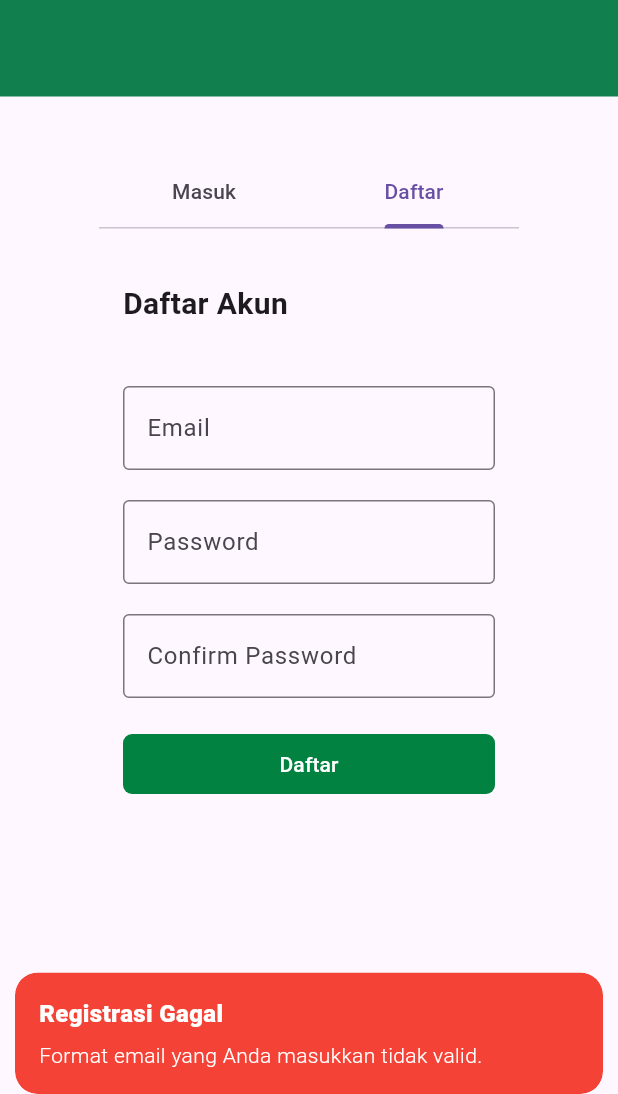
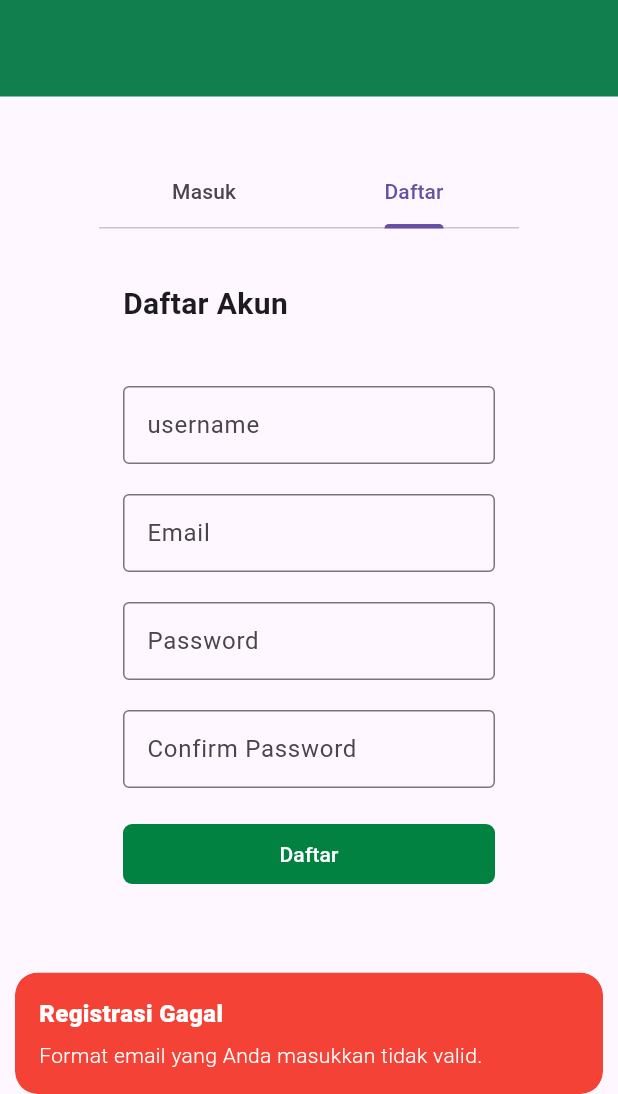
Before and after one commit to imdito/Kripto-App-Vault, a Flutter app: the screen it shows after launch, tab 2 chosen, after a tap on "Daftar", on a phone screen of 412 x 824 dp, the part 142-1236 px from its top. Run offline on Flutter 3.47's test engine with Material 3 defaults, Android fonts, the phone set to English and light mode, and no system bars; our stand-ins replace flutter_dotenv, get.

Commit message:
login Register finish

```diff
--- a/lib/LoginRegister/login_register_view.dart
+++ b/lib/LoginRegister/login_register_view.dart
@@ -8,6 +8,7 @@ class Registerview extends StatelessWidget {
   final loginpasswordC = TextEditingController();
   final regispasswordC = TextEditingController();
   final regisconfirmPasswordC = TextEditingController();
+  final regisusernameC = TextEditingController();
   final controller = Get.put(SignInUpController());
 
   @override
@@ -54,6 +55,7 @@ class Registerview extends StatelessWidget {
                           child: TabBarView(
                             children: [
                               SingleChildScrollView(
+                                key: PageStorageKey('tab-masuk'),
                                 child: Padding(
                                   padding: EdgeInsets.all(16),
                                   child: Column(
@@ -73,6 +75,7 @@ class Registerview extends StatelessWidget {
                                         decoration: InputDecoration(
                                           border: OutlineInputBorder(),
                                           labelText: 'Email',
+                                          contentPadding: EdgeInsets.symmetric(vertical: 14, horizontal: 12),
                                         ),
                                       ),
                                       SizedBox(height: 20),
@@ -82,13 +85,19 @@ class Registerview extends StatelessWidget {
                                         decoration: InputDecoration(
                                           border: OutlineInputBorder(),
                                           labelText: 'Sandi',
+                                          contentPadding: EdgeInsets.symmetric(vertical: 14, horizontal: 12),
                                         ),
                                       ),
                                       SizedBox(height: 20),
                                       Container(
                                         width: double.infinity,
                                         child: TextButton(
-                                          onPressed: () {},
+                                          onPressed: () {
+                                            controller.signIn(
+                                              loginemailC.text,
+                                              loginpasswordC.text,
+                                            );
+                                          },
                                           child: Text(
                                             "Masuk",
                                             style: TextStyle(color: Colors.white),
@@ -113,6 +122,7 @@ class Registerview extends StatelessWidget {
                                 ),
                               ),
                               SingleChildScrollView(
+                                key: PageStorageKey('tab-daftar'),
                                 child: Padding(
                                   padding: EdgeInsets.all(16),
                                   child: Column(
@@ -128,10 +138,20 @@ class Registerview extends StatelessWidget {
                                       ),
                                       SizedBox(height: 40),
                                       TextField(
+                                        controller: regisusernameC,
+                                        decoration: InputDecoration(
+                                          border: OutlineInputBorder(),
+                                          labelText: 'username',
+                                          contentPadding: EdgeInsets.symmetric(vertical: 14, horizontal: 12),
+                                        ),
+                                      ),
+                                      SizedBox(height: 20),
+                                      TextField(
                                         controller: regisemailC,
                                         decoration: InputDecoration(
                                           border: OutlineInputBorder(),
                                           labelText: 'Email',
+                                          contentPadding: EdgeInsets.symmetric(vertical: 14, horizontal: 12),
                                         ),
                                       ),
                                       SizedBox(height: 20),
@@ -141,6 +161,7 @@ class Registerview extends StatelessWidget {
                                         decoration: InputDecoration(
                                           border: OutlineInputBorder(),
                                           labelText: 'Password',
+                                          contentPadding: EdgeInsets.symmetric(vertical: 14, horizontal: 12),
                                         ),
                                       ),
                                       SizedBox(height: 20),
@@ -150,6 +171,7 @@ class Registerview extends StatelessWidget {
                                         decoration: InputDecoration(
                                           border: OutlineInputBorder(),
                                           labelText: 'Confirm Password',
+                                          contentPadding: EdgeInsets.symmetric(vertical: 14, horizontal: 12),
                                         ),
                                       ),
                                       SizedBox(height: 20),
@@ -181,7 +203,12 @@ class Registerview extends StatelessWidget {
                                                 colorText: Colors.white,
                                               );
                                             } else {
-                                              // Call signUp logic here
+                                              controller.signUp(
+                                                regisemailC.text,
+                                                regisusernameC.text,
+                                                regispasswordC.text,
+                                                regisconfirmPasswordC.text,
+                                              );
                                             }
                                           },
                                           child: Text(
--- a/lib/main.dart
+++ b/lib/main.dart
@@ -1,9 +1,11 @@
 import 'package:flutter/material.dart';
+import 'package:flutter_dotenv/flutter_dotenv.dart';
 import 'package:get/get.dart';
 import 'LoginRegister/login_register_view.dart';
 import 'LoginRegister/signin_up_controller.dart';
 
-void main() {
+Future<void> main() async {
+  await dotenv.load(fileName: ".env");
   runApp(MyApp());
 }
 
```
Also changed, not shown: lib/LoginRegister/signin_up_controller.dart (+83 -4 lines), pubspec.yaml (+5 -3 lines), pubspec.lock, 2 other files.
